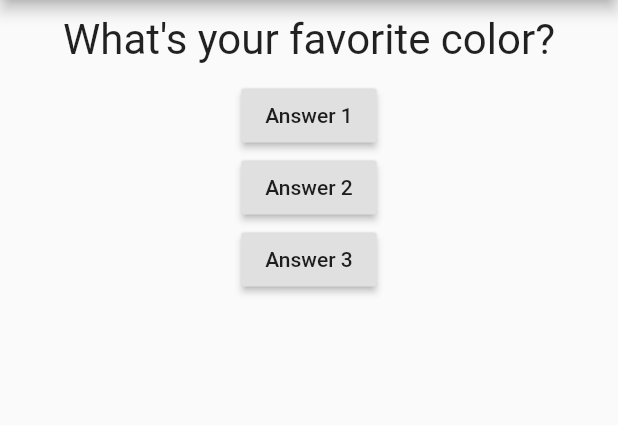
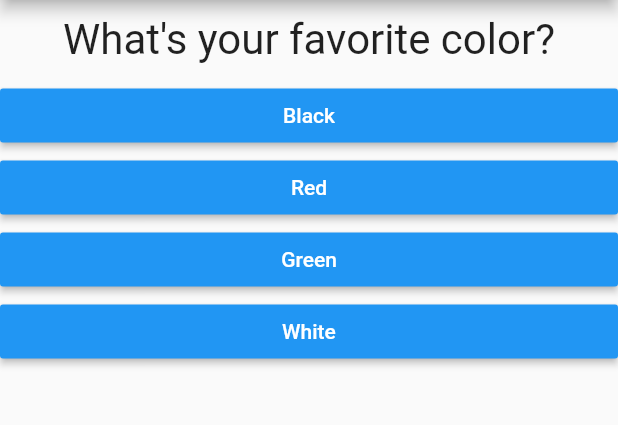
Before and after one commit to hcetinkaya-r/answer_the_questions, a Flutter app: the screen it shows after launch, on a phone screen of 412 x 824 dp, the part 84-509 px from its top. Run offline on Flutter 3.47's test engine with Material 2 defaults, Android fonts, the phone set to English and light mode, and no system bars.

Commit message:
answer_te_questions

```diff
--- /dev/null
+++ b/lib/answer.dart
@@ -0,0 +1,20 @@
+import 'package:flutter/material.dart';
+
+class Answer extends StatelessWidget {
+  final Function selectHandler;
+  final String answerText;
+
+  Answer(this.selectHandler, this.answerText);
+  Widget build(BuildContext context) {
+    return Container(
+      width: double.infinity,
+
+      child: RaisedButton(
+        color: Colors.blue,
+        textColor: Colors.white,
+        child: Text(answerText),
+        onPressed: selectHandler,
+      ),
+    );
+  }
+}
--- a/lib/main.dart
+++ b/lib/main.dart
@@ -1,5 +1,8 @@
 import 'package:flutter/material.dart';
-import 'package:max1_flutter/questions.dart';
+import 'package:max1_flutter/answer.dart';
+import 'package:max1_flutter/question.dart';
+import 'package:max1_flutter/quiz.dart';
+import 'package:max1_flutter/result.dart';
 
 void main() {
   runApp(MyApp());
@@ -10,10 +13,7 @@
   @override
   Widget build(BuildContext context) {
     return MaterialApp(
-      title: 'My first app',
-      theme: ThemeData(
-        primarySwatch: Colors.blue,
-      ),
+      title: 'Question App',
       home: MyHomePage(),
     );
   }
@@ -26,45 +26,78 @@
 
 class _MyHomePageState extends State<MyHomePage> {
   var _questionIndex = 0;
+  var _totalScore = 0;
 
-  void _answerQuestion() {
+
+
+  final _questions = const [
+    {
+      'questionText': 'What\'s your favorite color?',
+      'answers': [
+        {'text': 'Black', 'score': 10},
+        {'text': 'Red', 'score': 5},
+        {'text': 'Green', 'score': 3},
+        {'text': 'White', 'score': 1}
+      ],
+    },
+    {
+      'questionText': 'What\'s your favorite animal?',
+      'answers': [
+        {'text': 'Rabbit', 'score': 3},
+        {'text': 'Snake', 'score': 11},
+        {'text': 'Elephant', 'score': 5},
+        {'text': 'Lion', 'score': 9}
+      ],
+    },
+    {
+      'questionText': 'Wh0\'s your favorite instructor?',
+      'answers': [
+        {'text': 'Max', 'score': 1},
+        {'text': 'Max', 'score': 1},
+        {'text': 'Max', 'score': 1},
+        {'text': 'Max', 'score': 1}
+      ],
+    }
+  ];
+
+  void _resetQuiz () {
+    setState(() {
+      _questionIndex = 0;
+      _totalScore = 0;
+    });
+
+  }
+
+  void _answerQuestion(int score) {
+    _totalScore += score;
     setState(() {
       _questionIndex = _questionIndex + 1;
     });
     print(_questionIndex);
+    if (_questionIndex < _questions.length) {
+      print('We have more questions!');
+    } else {
+      print('No more questions!');
+    }
   }
 
   @override
   Widget build(BuildContext context) {
-    var questions = [
-      'What\'s your favorite color?',
-      'What\'s your favorite animal?'
-    ];
+    //var dummy = const ['hello'];
+    //dummy.add('max');
+    //print(dummy);
+    //dummy = [];
 
     return Scaffold(
       appBar: AppBar(
         title: Text('My First App'),
       ),
-      body: Column(
-        children: <Widget>[
-          Question(
-            questions[_questionIndex],
-          ),
-
-          RaisedButton(
-            child: Text('Answer 1'),
-            onPressed: _answerQuestion,
-          ),
-          RaisedButton(
-            child: Text('Answer 2'),
-            onPressed: () => print('Answer 2 choosen!'),
-          ),
-          RaisedButton(
-            child: Text('Answer 3'),
-            onPressed: () => print('Answer 3 choosen!'),
-          ),
-        ],
-      ),
+      body: _questionIndex < _questions.length
+          ? Quiz(
+              answerQuestion: _answerQuestion,
+              questionIndex: _questionIndex,
+              questions: _questions)
+          : Result(_totalScore, _resetQuiz),
     );
   }
 }
--- /dev/null
+++ b/lib/quiz.dart
@@ -0,0 +1,28 @@
+import 'package:flutter/material.dart';
+import 'package:max1_flutter/answer.dart';
+import 'package:max1_flutter/question.dart';
+
+class Quiz extends StatelessWidget {
+  final List<Map<String, Object>> questions;
+  final int questionIndex;
+  final Function answerQuestion;
+
+  Quiz({@required this.questions, @required this.questionIndex, @required this.answerQuestion});
+
+
+  @override
+  Widget build(BuildContext context) {
+    return Column(
+      children: <Widget>[
+        Question(
+          questions[questionIndex]['questionText'],
+        ),
+        ...(questions[questionIndex]['answers'] as List<Map<String, Object>>)
+            .map((answer) {
+          return Answer(() => answerQuestion(answer['score']), answer['text']);
+        }).toList(),
+      ],
+    );
+
+  }
+}
```
Also changed, not shown: lib/result.dart (added, +42 -0 lines), lib/question.dart (renamed from lib/questions.dart).
